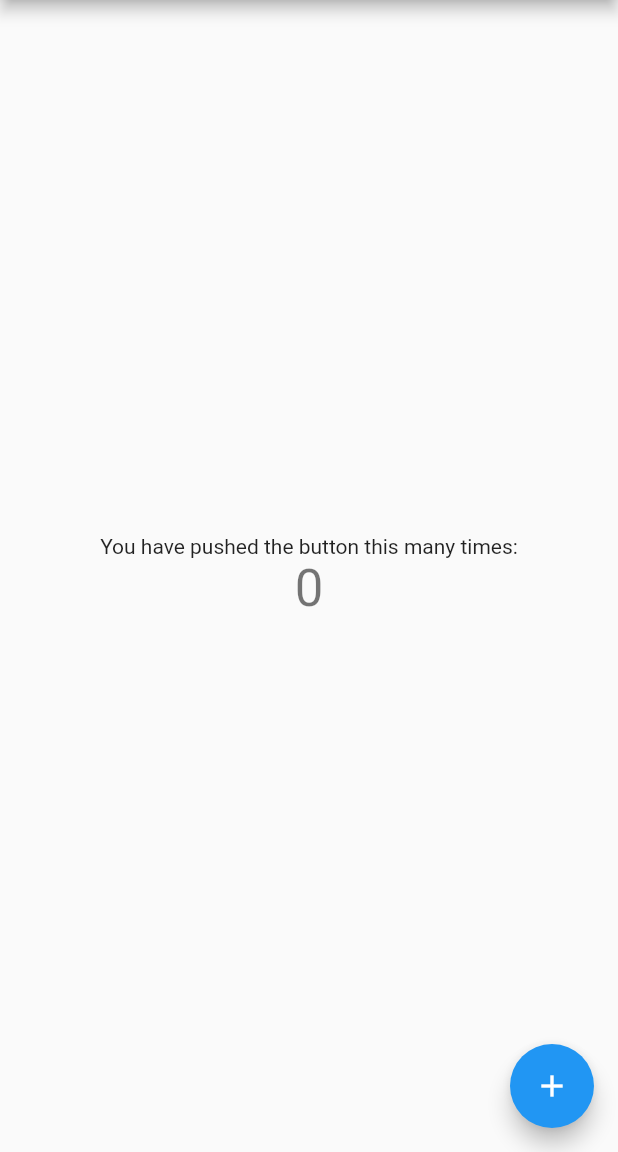
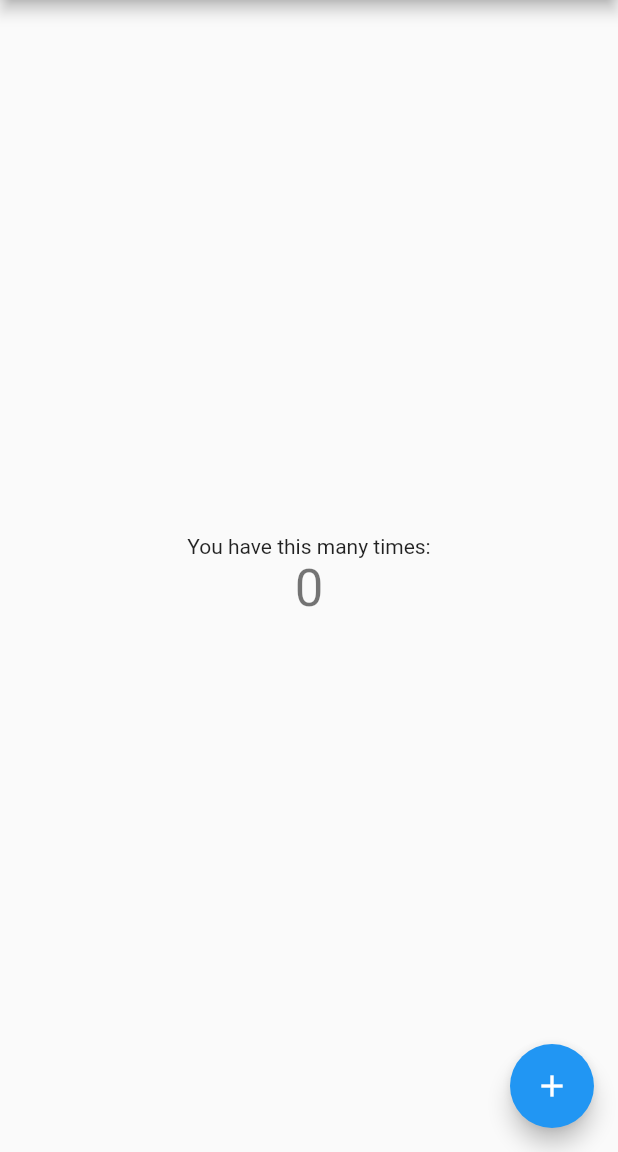
Before and after one commit to bluesDD/flutter_my_app, a Flutter app: the screen it shows after launch, on a phone screen of 412 x 824 dp, the part 84-1236 px from its top. Run offline on Flutter 3.47's test engine with Material 2 defaults, Android fonts, the phone set to English and light mode, and no system bars.

Commit message:
:+1: Tried Hot reload

```diff
--- a/lib/main.dart
+++ b/lib/main.dart
@@ -98,7 +98,7 @@ class _MyHomePageState extends State<MyHomePage> {
           mainAxisAlignment: MainAxisAlignment.center,
           children: <Widget>[
             Text(
-              'You have pushed the button this many times:',
+              'You have this many times:',
             ),
             Text(
               '$_counter',
```
